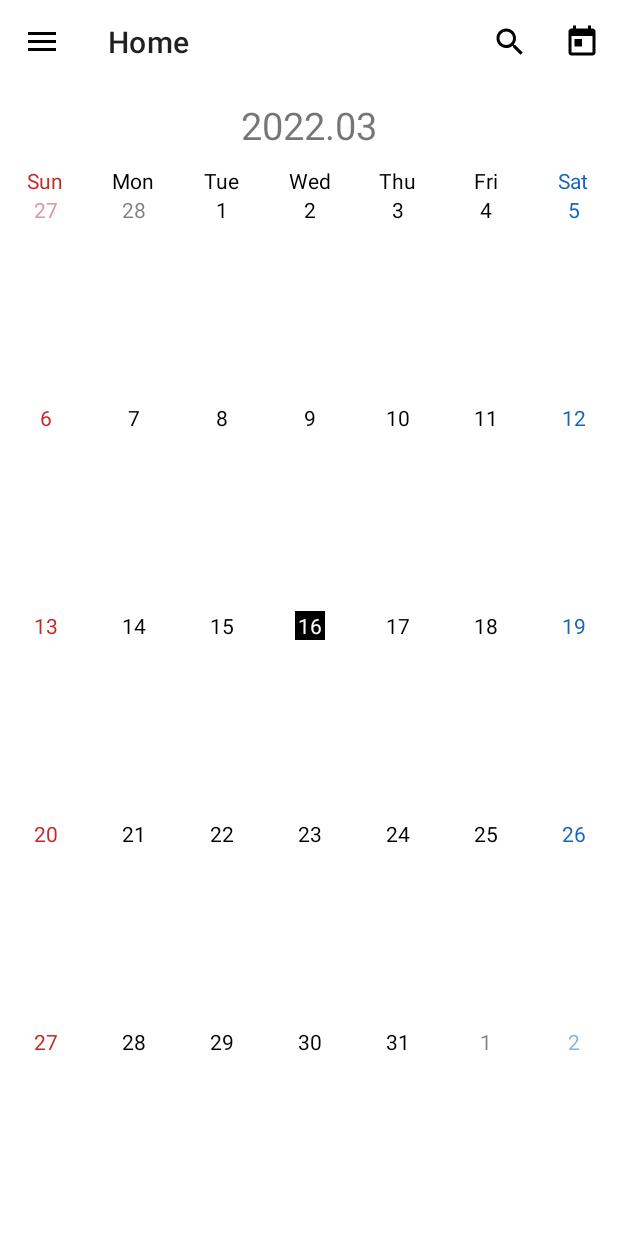
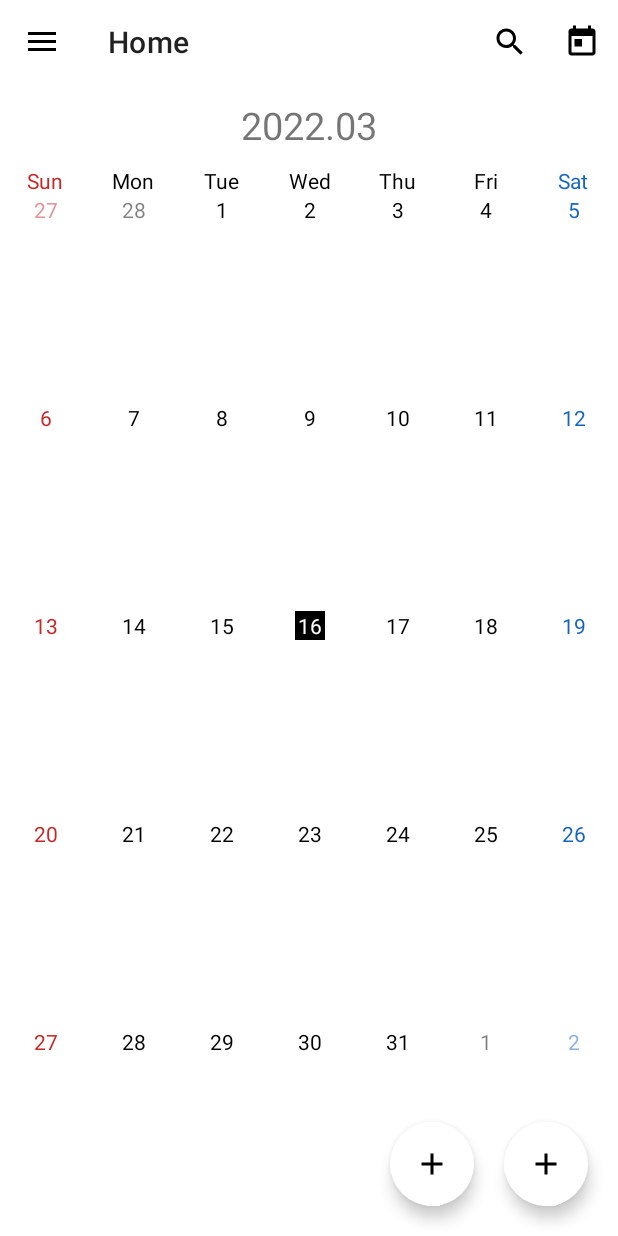
Before and after one commit to zipdoriCapstoneDesign/AutoPlanner, an Android app: the screen it shows after launch (MainActivity), on a phone screen of 412 x 824 dp. Run offline under Robolectric (Android 15) with nearby library versions, the phone set to English and light mode, and no system bars; our stand-ins replace navigation-ui.

Commit message:
Feat: 시작 Fragment에 FloatingActionButton 추가

```diff
--- a/app/src/main/java/com/zipdori/autoplanner/ui/home/HomeFragment.kt
+++ b/app/src/main/java/com/zipdori/autoplanner/ui/home/HomeFragment.kt
@@ -3,7 +3,9 @@ package com.zipdori.autoplanner.ui.home
 import android.os.Bundle
 import android.view.*
 import android.view.animation.Animation
+import android.view.animation.AnimationUtils
 import android.widget.TextView
+import android.widget.Toast
 import androidx.fragment.app.Fragment
 import androidx.lifecycle.ViewModelProvider
 import androidx.viewpager2.widget.ViewPager2
@@ -15,7 +17,7 @@ import java.text.SimpleDateFormat
 import java.util.*
 import kotlin.collections.ArrayList
 
-class HomeFragment : Fragment() {
+class HomeFragment : Fragment(), View.OnClickListener {
 
     private lateinit var homeViewModel: HomeViewModel
     private var _binding: FragmentHomeBinding? = null
@@ -26,6 +28,15 @@ class HomeFragment : Fragment() {
 
     private lateinit var viewPager2: ViewPager2
     private lateinit var tvYYYYMM: TextView
+    private lateinit var fabAI: FloatingActionButton
+    private lateinit var fabPhoto: FloatingActionButton
+    private lateinit var fabGallery: FloatingActionButton
+    private lateinit var fabText: FloatingActionButton
+    private lateinit var fabAdd: FloatingActionButton
+    private lateinit var fabOpen: Animation
+    private lateinit var fabClose: Animation
+
+    private var isFabOpen = false
 
     override fun onCreateView(
         inflater: LayoutInflater,
@@ -40,9 +51,16 @@ class HomeFragment : Fragment() {
 
         setHasOptionsMenu(true)
 
-        // View Binding
         viewPager2 = binding.vpCalendar
         tvYYYYMM = binding.tvYyyymm
+        fabAI = binding.fabAi
+        fabPhoto = binding.fabPhoto
+        fabGallery = binding.fabGallery
+        fabText = binding.fabText
+        fabAdd = binding.fabAdd
+
+        fabOpen = AnimationUtils.loadAnimation(context, R.anim.fab_open)
+        fabClose = AnimationUtils.loadAnimation(context, R.anim.fab_close)
 
         // GridView 를 위한 CalendarAdapter
         val calendarAdapterArrayList: ArrayList<CalendarAdapter> = ArrayList()
@@ -68,6 +86,12 @@ class HomeFragment : Fragment() {
             }
         })
         setViewPager2CurMonth(false)
+
+        fabAI.setOnClickListener(this)
+        fabPhoto.setOnClickListener(this)
+        fabGallery.setOnClickListener(this)
+        fabText.setOnClickListener(this)
+        fabAdd.setOnClickListener(this)
 
         return root
     }
@@ -100,4 +124,47 @@ class HomeFragment : Fragment() {
         val monthDiff = (calendar.get(Calendar.YEAR) - 1902) * 12 + calendar.get(Calendar.MONTH)
         viewPager2.setCurrentItem(monthDiff, smoothScroll)
     }
+
+    override fun onClick(p0: View?) {
+        when(p0?.id) {
+            R.id.fab_ai -> toggleFab()
+            R.id.fab_photo -> {
+                toggleFab()
+                Toast.makeText(context, "fab photo clicked", Toast.LENGTH_SHORT).show()
+            }
+            R.id.fab_gallery -> {
+                toggleFab()
+                Toast.makeText(context, "fab gallery clicked", Toast.LENGTH_SHORT).show()
+            }
+            R.id.fab_text -> {
+                toggleFab()
+                Toast.makeText(context, "fab text clicked", Toast.LENGTH_SHORT).show()
+            }
+            R.id.fab_add -> {
+                Toast.makeText(context, "fab add clicked", Toast.LENGTH_SHORT).show()
+            }
+        }
+    }
+
+    private fun toggleFab() {
+        if (isFabOpen) {
+            fabAI.setImageResource(R.drawable.ic_baseline_add_24_black)
+            fabPhoto.startAnimation(fabClose)
+            fabGallery.startAnimation(fabClose)
+            fabText.startAnimation(fabClose)
+            fabPhoto.setClickable(false)
+            fabGallery.setClickable(false)
+            fabText.setClickable(false)
+            isFabOpen = false
+        } else {
+            fabAI.setImageResource(R.drawable.ic_baseline_close_24_black)
+            fabPhoto.startAnimation(fabOpen)
+            fabGallery.startAnimation(fabOpen)
+            fabText.startAnimation(fabOpen)
+            fabPhoto.setClickable(true)
+            fabGallery.setClickable(true)
+            fabText.setClickable(true)
+            isFabOpen = true
+        }
+    }
 }
--- /dev/null
+++ b/app/src/main/res/anim/fab_close.xml
@@ -0,0 +1,19 @@
+<?xml version="1.0" encoding="utf-8"?>
+<set xmlns:android="http://schemas.android.com/apk/res/android"
+    android:fillAfter="true">
+    <scale
+        android:duration="300"
+        android:fromXScale="0.8"
+        android:fromYScale="0.8"
+        android:interpolator="@android:anim/linear_interpolator"
+        android:pivotX="50%"
+        android:pivotY="50%"
+        android:toXScale="0.0"
+        android:toYScale="0.0" />
+
+    <alpha
+        android:duration="300"
+        android:fromAlpha="1.0"
+        android:interpolator="@android:anim/accelerate_interpolator"
+        android:toAlpha="0.0" />
+</set>
--- /dev/null
+++ b/app/src/main/res/anim/fab_open.xml
@@ -0,0 +1,19 @@
+<?xml version="1.0" encoding="utf-8"?>
+<set xmlns:android="http://schemas.android.com/apk/res/android"
+    android:fillAfter="true">
+    <scale
+        android:duration="300"
+        android:fromXScale="0.0"
+        android:fromYScale="0.0"
+        android:interpolator="@android:anim/linear_interpolator"
+        android:pivotX="50%"
+        android:pivotY="50%"
+        android:toXScale="0.8"
+        android:toYScale="0.8" />
+
+    <alpha
+        android:duration="300"
+        android:fromAlpha="0.0"
+        android:interpolator="@android:anim/accelerate_interpolator"
+        android:toAlpha="1.0" />
+</set>
--- a/app/src/main/res/layout/fragment_home.xml
+++ b/app/src/main/res/layout/fragment_home.xml
@@ -101,4 +101,77 @@
         android:layout_height="0dp"
         app:layout_constraintTop_toBottomOf="@id/ll_week"
         app:layout_constraintBottom_toBottomOf="parent"/>
+
+    <RelativeLayout
+        android:layout_width="match_parent"
+        android:layout_height="match_parent">
+
+        <com.google.android.material.floatingactionbutton.FloatingActionButton
+            android:id="@+id/fab_add"
+            android:layout_width="wrap_content"
+            android:layout_height="wrap_content"
+            android:layout_alignParentBottom="true"
+            android:layout_toLeftOf="@id/fab_ai"
+            android:layout_marginBottom="20dp"
+            android:layout_marginRight="20dp"
+            android:backgroundTint="#FFFFFFFF"
+            android:src="@drawable/ic_baseline_add_24_black"
+            app:borderWidth="0dp"
+            app:fabSize="normal"/>
+
+        <com.google.android.material.floatingactionbutton.FloatingActionButton
+            android:id="@+id/fab_photo"
+            android:layout_width="wrap_content"
+            android:layout_height="wrap_content"
+            android:layout_above="@id/fab_gallery"
+            android:layout_alignParentRight="true"
+            android:layout_marginBottom="15dp"
+            android:layout_marginRight="20dp"
+            android:backgroundTint="#FFFFFFFF"
+            android:src="@drawable/ic_baseline_add_24_black"
+            android:visibility="invisible"
+            app:borderWidth="0dp"
+            app:fabSize="normal"/>
+
+        <com.google.android.material.floatingactionbutton.FloatingActionButton
+            android:id="@+id/fab_gallery"
+            android:layout_width="wrap_content"
+            android:layout_height="wrap_content"
+            android:layout_above="@id/fab_text"
+            android:layout_alignParentRight="true"
+            android:layout_marginBottom="15dp"
+            android:layout_marginRight="20dp"
+            android:backgroundTint="#FFFFFFFF"
+            android:src="@drawable/ic_baseline_add_24_black"
+            android:visibility="invisible"
+            app:borderWidth="0dp"
+            app:fabSize="normal"/>
+
+        <com.google.android.material.floatingactionbutton.FloatingActionButton
+            android:id="@+id/fab_text"
+            android:layout_width="wrap_content"
+            android:layout_height="wrap_content"
+            android:layout_above="@id/fab_ai"
+            android:layout_alignParentRight="true"
+            android:layout_marginBottom="15dp"
+            android:layout_marginRight="20dp"
+            android:backgroundTint="#FFFFFFFF"
+            android:src="@drawable/ic_baseline_add_24_black"
+            android:visibility="invisible"
+            app:borderWidth="0dp"
+            app:fabSize="normal"/>
+
+        <com.google.android.material.floatingactionbutton.FloatingActionButton
+            android:id="@+id/fab_ai"
+            android:layout_width="wrap_content"
+            android:layout_height="wrap_content"
+            android:layout_alignParentBottom="true"
+            android:layout_alignParentRight="true"
+            android:layout_marginBottom="20dp"
+            android:layout_marginRight="20dp"
+            android:backgroundTint="#FFFFFFFF"
+            android:src="@drawable/ic_baseline_add_24_black"
+            app:borderWidth="0dp"
+            app:fabSize="normal"/>
+    </RelativeLayout>
 </androidx.constraintlayout.widget.ConstraintLayout>
```
